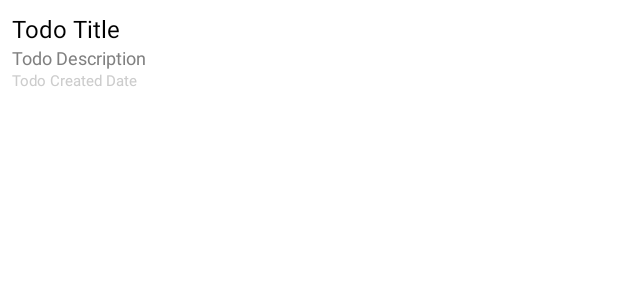
After one commit to SeunggiHong/SimpleKoinExample, an Android app: the layout item_todo.xml on its own in the app's theme, with its tools: preview values and no code run, on a phone screen of 412 x 824 dp. The commit adds this screen. Shown: the top 300 px of the screen. Run offline under Robolectric (Android 15) with nearby library versions, the phone set to English and light mode, and no system bars; network calls fail.

Commit message:
retrofit + reactive scheduler + viewmodel + koin, todo recyclerview

```diff
--- a/app/src/main/AndroidManifest.xml
+++ b/app/src/main/AndroidManifest.xml
@@ -1,6 +1,8 @@
 <?xml version="1.0" encoding="utf-8"?>
 <manifest xmlns:android="http://schemas.android.com/apk/res/android"
     package="com.example.simplekoinexample">
+
+    <uses-permission android:name="android.permission.INTERNET"/>
 
     <application
         android:name=".App"
--- /dev/null
+++ b/app/src/main/java/com/example/simplekoinexample/Define.kt
@@ -0,0 +1,5 @@
+package com.example.simplekoinexample
+
+object Constants {
+    const val TAG: String = "logMsg"
+}
--- /dev/null
+++ b/app/src/main/java/com/example/simplekoinexample/models/TodoData.kt
@@ -0,0 +1,3 @@
+package com.example.simplekoinexample.models
+
+data class TodoData(val title: String, val description: String, val date: String)
--- /dev/null
+++ b/app/src/main/res/layout/item_todo.xml
@@ -0,0 +1,43 @@
+<?xml version="1.0" encoding="utf-8"?>
+<androidx.constraintlayout.widget.ConstraintLayout
+    xmlns:android="http://schemas.android.com/apk/res/android"
+    xmlns:app="http://schemas.android.com/apk/res-auto"
+    android:orientation="vertical"
+    android:layout_width="match_parent"
+    android:layout_height="wrap_content"
+    android:padding="8dp">
+
+    <TextView
+        android:id="@+id/tv_todo_title"
+        android:layout_width="0dp"
+        android:layout_height="wrap_content"
+        android:textSize="16dp"
+        android:textColor="#000000"
+        android:text="Todo Title"
+        app:layout_constraintLeft_toLeftOf="parent"
+        app:layout_constraintRight_toRightOf="parent"
+        app:layout_constraintTop_toTopOf="parent"/>
+
+    <TextView
+        android:id="@+id/tv_todo_description"
+        android:layout_width="0dp"
+        android:layout_height="wrap_content"
+        android:textSize="12dp"
+        android:textColor="#808080"
+        android:text="Todo Description"
+        app:layout_constraintLeft_toLeftOf="parent"
+        app:layout_constraintRight_toRightOf="parent"
+        app:layout_constraintTop_toBottomOf="@+id/tv_todo_title"/>
+
+    <TextView
+        android:id="@+id/tv_todo_created_date"
+        android:layout_width="0dp"
+        android:layout_height="wrap_content"
+        android:textSize="10dp"
+        android:textColor="#cccccc"
+        android:text="Todo Created Date"
+        app:layout_constraintLeft_toLeftOf="parent"
+        app:layout_constraintRight_toRightOf="parent"
+        app:layout_constraintTop_toBottomOf="@+id/tv_todo_description"/>
+
+</androidx.constraintlayout.widget.ConstraintLayout>
--- a/build.gradle
+++ b/build.gradle
@@ -1,7 +1,8 @@
 // Top-level build file where you can add configuration options common to all sub-projects/modules.
 buildscript {
     ext.kotlin_version = "1.4.32"
-    ext.koin_version= "3.1.2"
+    ext.koin_version = "3.1.2"
+    ext.retrofit_ver = "2.8.1"
     repositories {
         google()
         jcenter()
```
Also changed, not shown: app/build.gradle (+25 -11 lines), app/src/main/java/com/example/simplekoinexample/App.kt (+6 -1 lines), app/src/main/java/com/example/simplekoinexample/MainActivity.kt (+45 -1 lines), app/src/main/java/com/example/simplekoinexample/MainViewModel.kt (added, +23 -0 lines), app/src/main/java/com/example/simplekoinexample/NetworkService.kt (added, +24 -0 lines), app/src/main/java/com/example/simplekoinexample/RxSingleSchedulers.kt (added, +31 -0 lines), app/src/main/java/com/example/simplekoinexample/di/AppModule.kt (renamed from app/src/main/java/com/example/simplekoinexample/AppModule.kt, +7 -0 lines), app/src/main/java/com/example/simplekoinexample/di/NetworkModule.kt (added, +10 -0 lines), app/src/main/java/com/example/simplekoinexample/di/TodoAppModule.kt (added, +8 -0 lines), app/src/main/java/com/example/simplekoinexample/recyclerview/TodoAdapter.kt (added, +31 -0 lines), app/src/main/java/com/example/simplekoinexample/recyclerview/TodoItemViewHolder.kt (added, +17 -0 lines), app/src/main/java/com/example/simplekoinexample/retrofit/Retrofit_Interface.kt (added, +13 -0 lines), app/src/main/res/layout/activity_main.xml (+11 -3 lines).
